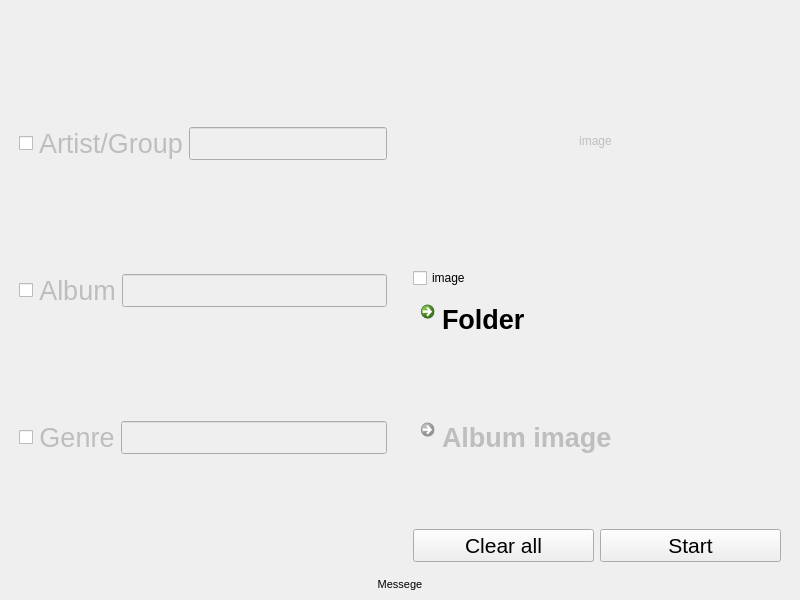
First picture: the form in front.ui, repository Ilya7776/id3_tag_editor_by_Ilya, before the edit.
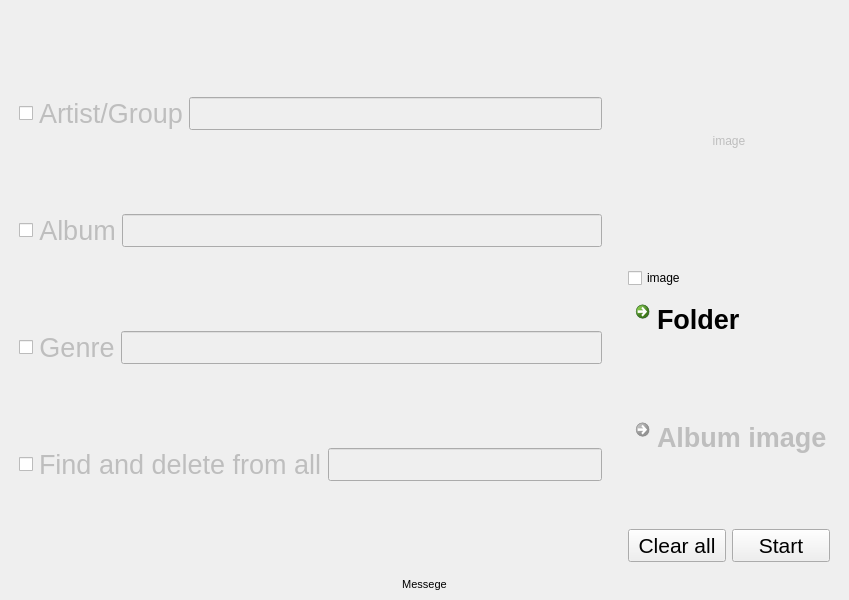
Second picture: the form after the edit.

Commit message:
find trash
added a garbage search function in tags

```diff
--- a/front.ui
+++ b/front.ui
@@ -6,7 +6,7 @@
    <rect>
     <x>0</x>
     <y>0</y>
-    <width>800</width>
+    <width>849</width>
     <height>600</height>
    </rect>
   </property>
@@ -19,6 +19,9 @@
      <layout class="QHBoxLayout" name="horizontalLayout">
       <item>
        <layout class="QVBoxLayout" name="verticalLayout">
+        <property name="sizeConstraint">
+         <enum>QLayout::SetMinimumSize</enum>
+        </property>
         <property name="leftMargin">
          <number>10</number>
         </property>
@@ -250,10 +253,66 @@
           </item>
          </layout>
         </item>
+        <item>
+         <layout class="QHBoxLayout" name="horizontalLayout_6">
+          <item>
+           <widget class="QCheckBox" name="check_find">
+            <property name="sizePolicy">
+             <sizepolicy hsizetype="Maximum" vsizetype="Fixed">
+              <horstretch>0</horstretch>
+              <verstretch>0</verstretch>
+             </sizepolicy>
+            </property>
+            <property name="text">
+             <string/>
+            </property>
+           </widget>
+          </item>
+          <item>
+           <widget class="QLabel" name="label_find">
+            <property name="enabled">
+             <bool>false</bool>
+            </property>
+            <property name="sizePolicy">
+             <sizepolicy hsizetype="Maximum" vsizetype="Preferred">
+              <horstretch>0</horstretch>
+              <verstretch>0</verstretch>
+             </sizepolicy>
+            </property>
+            <property name="font">
+             <font>
+              <pointsize>20</pointsize>
+             </font>
+            </property>
+            <property name="text">
+             <string>Find and delete from all</string>
+            </property>
+           </widget>
+          </item>
+          <item>
+           <widget class="QLineEdit" name="input_find">
+            <property name="enabled">
+             <bool>false</bool>
+            </property>
+            <property name="font">
+             <font>
+              <pointsize>16</pointsize>
+             </font>
+            </property>
+           </widget>
+          </item>
+         </layout>
+        </item>
        </layout>
       </item>
       <item>
        <layout class="QVBoxLayout" name="verticalLayout_2">
+        <property name="spacing">
+         <number>6</number>
+        </property>
+        <property name="sizeConstraint">
+         <enum>QLayout::SetDefaultConstraint</enum>
+        </property>
         <property name="leftMargin">
          <number>10</number>
         </property>
@@ -274,7 +333,7 @@
              <bool>false</bool>
             </property>
             <property name="sizePolicy">
-             <sizepolicy hsizetype="Preferred" vsizetype="Preferred">
+             <sizepolicy hsizetype="Maximum" vsizetype="Preferred">
               <horstretch>0</horstretch>
               <verstretch>0</verstretch>
              </sizepolicy>
```
The commit also changes 1 other file.
